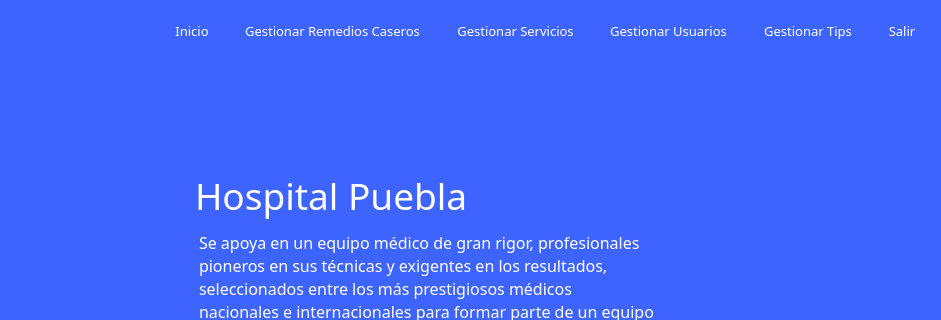
Before: the Qt Designer form hospital-Core/Widgets/Administrador/administrador_landpage.ui in MrDanielG/Hospital-SCRUM, drawn with Qt 5; both pictures show x 425 to 1366 and y 0 to 320 of the 1366 by 750 pixel window.
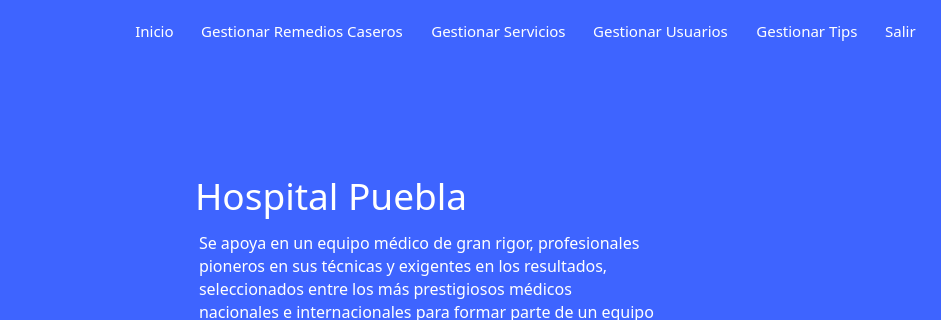
After: the same form once the commit is applied. Icons and pictures are not drawn.

Commit message: Interfaz Gestionar Usuario

Diff of the .ui file:
```diff
--- a/hospital-Core/Widgets/Administrador/administrador_landpage.ui
+++ b/hospital-Core/Widgets/Administrador/administrador_landpage.ui
@@ -51,9 +51,9 @@
   <widget class="QWidget" name="layoutWidget">
    <property name="geometry">
     <rect>
-     <x>600</x>
+     <x>560</x>
      <y>20</y>
-     <width>741</width>
+     <width>781</width>
      <height>22</height>
     </rect>
    </property>
@@ -63,7 +63,7 @@
       <property name="font">
        <font>
         <family>Montserrat</family>
-        <pointsize>10</pointsize>
+        <pointsize>11</pointsize>
         <weight>50</weight>
         <bold>false</bold>
        </font>
@@ -100,7 +100,7 @@
       <property name="font">
        <font>
         <family>Montserrat</family>
-        <pointsize>10</pointsize>
+        <pointsize>11</pointsize>
         <weight>50</weight>
         <bold>false</bold>
        </font>
@@ -137,7 +137,7 @@
       <property name="font">
        <font>
         <family>Montserrat</family>
-        <pointsize>10</pointsize>
+        <pointsize>11</pointsize>
         <weight>50</weight>
         <bold>false</bold>
        </font>
@@ -174,7 +174,7 @@
       <property name="font">
        <font>
         <family>Montserrat</family>
-        <pointsize>10</pointsize>
+        <pointsize>11</pointsize>
         <weight>50</weight>
         <bold>false</bold>
        </font>
@@ -211,7 +211,7 @@
       <property name="font">
        <font>
         <family>Montserrat</family>
-        <pointsize>10</pointsize>
+        <pointsize>11</pointsize>
         <weight>50</weight>
         <bold>false</bold>
        </font>
@@ -248,7 +248,7 @@
       <property name="font">
        <font>
         <family>Montserrat</family>
-        <pointsize>10</pointsize>
+        <pointsize>11</pointsize>
         <weight>50</weight>
         <bold>false</bold>
        </font>
```
Left out of the diff: 2 changed lines with no effect on the pictures. The commit also changes 4 other files.
